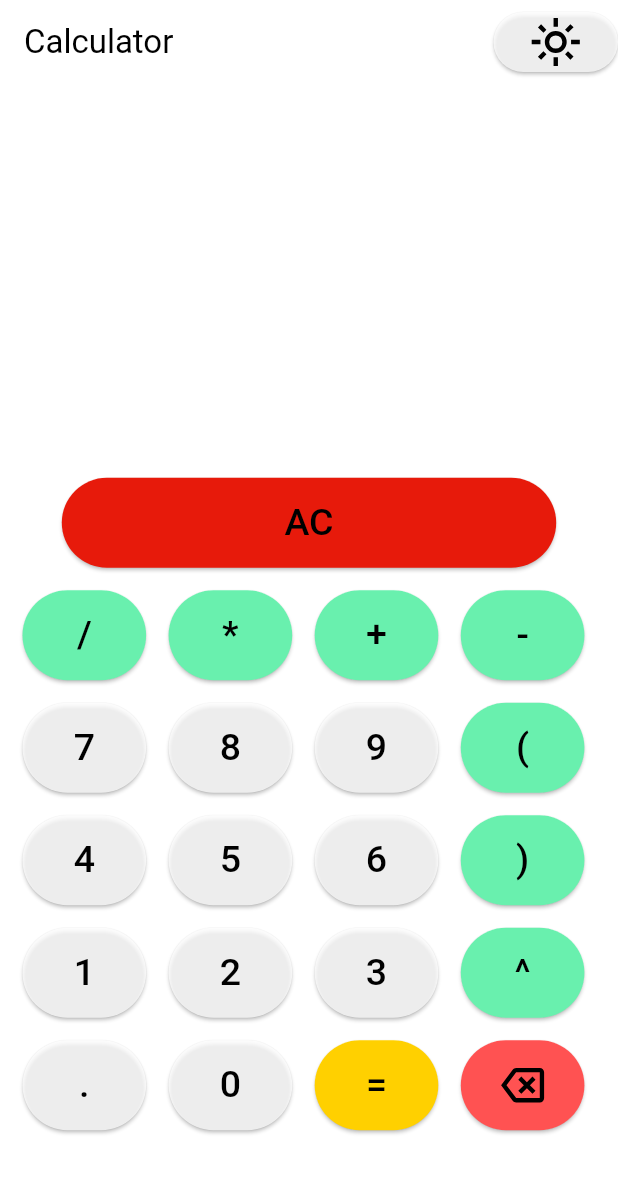
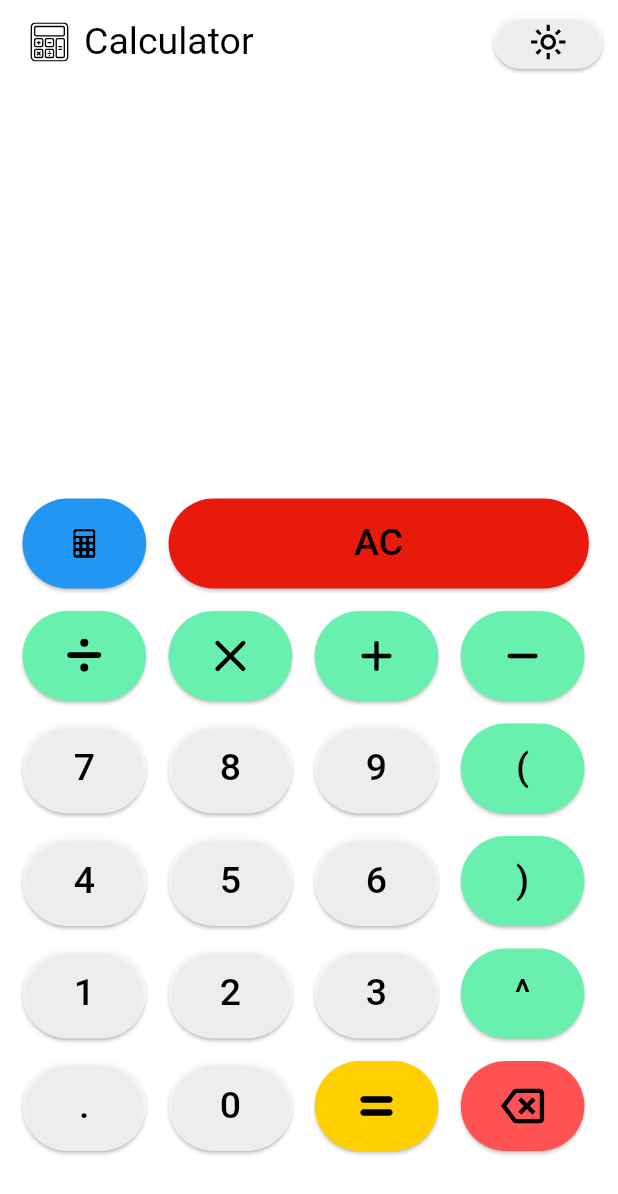
Before and after one commit to Duraisingh-J/Calculator, a Flutter app: the screen it shows after launch, on a phone screen of 412 x 824 dp. Shown: the top 1194 px of the screen. Run offline on Flutter 3.47's test engine with Material 3 defaults, Android fonts, the phone set to English and light mode, and no system bars; our stand-ins replace flutter_svg, math_expressions.

Commit message:
Changes in the UI and added the Icon

```diff
--- a/lib/buttons.dart
+++ b/lib/buttons.dart
@@ -6,9 +6,11 @@ class Button extends StatelessWidget {
   final String label;
   final Color bgColor;
   final Color textColor;
+  String symbol;
 
-  const Button(
+  Button(
     this.label,
+    this.symbol,
     this.bgColor,
     this.textColor,
     this.operation, {
@@ -18,12 +20,11 @@ class Button extends StatelessWidget {
   @override
   Widget build(BuildContext context) {
     double sizeWidth = MediaQuery.of(context).size.width;
-    // double sizeHeight = MediaQuery.of(context).size.height;
+    double sizeHeight = MediaQuery.of(context).size.height;
     sizeWidth =
-        (label.compareTo("AC") == 0) ? sizeWidth * 0.8 : sizeWidth * 0.2;
+        (label.compareTo("AC") == 0) ? sizeWidth * 0.68 : sizeWidth * 0.2;
 
-    return (label.compareTo("X") == 0)
-        ? SizedBox(
+    return SizedBox(
       height: 60,
       width: sizeWidth,
 
@@ -34,28 +35,10 @@ class Button extends StatelessWidget {
           backgroundColor: bgColor,
           elevation: 1.0,
         ),
-            child: SvgPicture.asset(
-              'assets/icons/backspace.svg',
-              height: 35,
-              colorFilter: ColorFilter.mode(textColor, BlendMode.srcIn),
-            ),
-          ),
-        )
-        : SizedBox(
-          height: 60,
-          width: sizeWidth,
-
-          child: ElevatedButton(
-            onPressed: operation,
-
-            style: ElevatedButton.styleFrom(
-              backgroundColor: bgColor,
-              elevation: 1.0,
-            ),
-            child: Text(
-              label,
-              style: TextStyle(fontSize: 25, color: textColor),
-            ),
+        child:
+            symbol.compareTo('null') == 0
+                ? Text(label, style: TextStyle(fontSize: 25, color: textColor))
+                : SvgPicture.asset(symbol, height: 35, color: textColor),
       ),
     );
   }
--- a/lib/calc.dart
+++ b/lib/calc.dart
@@ -102,7 +102,7 @@ class _Calc extends State<Calc> {
     return Column(
       children: [
         SizedBox(
-          height: sizeHeight * 0.18,
+          height: sizeHeight * 0.215,
           width: sizeWidth * 0.95,
 
           child: Container(
@@ -113,7 +113,11 @@ class _Calc extends State<Calc> {
               reverse: true,
               child: Text(
                 input,
-                style: TextStyle(fontSize: 50, fontWeight: FontWeight.bold, color: textColor),
+                style: TextStyle(
+                  fontSize: 50,
+                  fontWeight: FontWeight.bold,
+                  color: textColor,
+                ),
               ),
             ),
           ),
@@ -130,16 +134,28 @@ class _Calc extends State<Calc> {
               reverse: true,
               child: Text(
                 result,
-                style: TextStyle(fontSize: 50, fontWeight: FontWeight.bold, color: textColor),
+                style: TextStyle(
+                  fontSize: 50,
+                  fontWeight: FontWeight.bold,
+                  color: textColor,
+                ),
               ),
             ),
           ),
         ),
 
-        SizedBox(height: 40),
-        Button('AC', Color.fromARGB(255, 231, 26, 11), textColor,  () {
+        SizedBox(height: 25),
+        Row(
+          children: [
+            SizedBox(width:15 ),
+            Button('extendOperation', 'assets/icons/expand.svg', Colors.blue, textColor, () {}),
+            SizedBox(width: 15,),
+            Button('AC', 'null', Color.fromARGB(255, 231, 26, 11), textColor, () {
               allClear();
             }),
+            SizedBox(width: 15,)
+          ],
+        ),
 
         SizedBox(height: 15),
         Column(
@@ -147,43 +163,67 @@ class _Calc extends State<Calc> {
             Row(
               children: [
                 SizedBox(width: 15, height: 15),
-                Button('/', Colors.greenAccent, textColor, () {
+                Button(
+                  '/',
+                  'assets/icons/division.svg',
+                  Colors.greenAccent,
+                  textColor,
+                  () {
                     characters("/");
-                }),
+                  },
+                ),
                 SizedBox(width: 15, height: 15),
-                Button('*', Colors.greenAccent, textColor, () {
+                Button(
+                  '*',
+                  'assets/icons/multiplication.svg',
+                  Colors.greenAccent,
+                  textColor,
+                  () {
                     characters("*");
-                }),
+                  },
+                ),
                 SizedBox(width: 15, height: 15),
-                Button('+', Colors.greenAccent, textColor, () {
+                Button(
+                  '+',
+                  'assets/icons/plus.svg',
+                  Colors.greenAccent,
+                  textColor,
+                  () {
                     characters("+");
-                }),
+                  },
+                ),
                 SizedBox(width: 15, height: 15),
-                Button('-', Colors.greenAccent, textColor, () {
+                Button(
+                  '-',
+                  'assets/icons/minus.svg',
+                  Colors.greenAccent,
+                  textColor,
+                  () {
                     characters("-");
-                }),
+                  },
+                ),
               ],
             ),
             SizedBox(height: 15),
             Row(
               children: [
                 SizedBox(width: 15, height: 15),
-                Button('7', buttonColor, textColor, () {
+                Button('7', 'null', buttonColor, textColor, () {
                   characters("7");
                 }),
 
                 SizedBox(width: 15, height: 15),
-                Button('8', buttonColor, textColor, () {
+                Button('8', 'null', buttonColor, textColor, () {
                   characters("8");
                 }),
 
                 SizedBox(width: 15, height: 15),
-                Button('9', buttonColor, textColor, () {
+                Button('9', 'null', buttonColor, textColor, () {
                   characters("9");
                 }),
 
                 SizedBox(width: 15, height: 15),
-                Button('(', Colors.greenAccent, textColor, () {
+                Button('(', 'null', Colors.greenAccent, textColor, () {
                   characters("(");
                 }),
               ],
@@ -192,22 +232,22 @@ class _Calc extends State<Calc> {
             Row(
               children: [
                 SizedBox(width: 15, height: 15),
-                Button('4', buttonColor, textColor, () {
+                Button('4', 'null', buttonColor, textColor, () {
                   characters("4");
                 }),
 
                 SizedBox(width: 15, height: 15),
-                Button('5', buttonColor, textColor, () {
+                Button('5', 'null', buttonColor, textColor, () {
                   characters("5");
                 }),
 
                 SizedBox(width: 15, height: 15),
-                Button('6', buttonColor, textColor, () {
+                Button('6', 'null', buttonColor, textColor, () {
                   characters("6");
                 }),
 
                 SizedBox(width: 15, height: 15),
-                Button(')', Colors.greenAccent, textColor, () {
+                Button(')', 'null', Colors.greenAccent, textColor, () {
                   characters(")");
                 }),
               ],
@@ -216,22 +256,22 @@ class _Calc extends State<Calc> {
             Row(
               children: [
                 SizedBox(width: 15, height: 15),
-                Button('1', buttonColor, textColor, () {
+                Button('1', 'null', buttonColor, textColor, () {
                   characters("1");
                 }),
 
                 SizedBox(width: 15, height: 15),
-                Button('2', buttonColor, textColor, () {
+                Button('2', 'null', buttonColor, textColor, () {
                   characters("2");
                 }),
 
                 SizedBox(width: 15, height: 15),
-                Button('3', buttonColor, textColor, () {
+                Button('3', 'null', buttonColor, textColor, () {
                   characters("3");
                 }),
 
                 SizedBox(width: 15, height: 15),
-                Button('^', Colors.greenAccent, textColor, () {
+                Button('^', 'null', Colors.greenAccent, textColor, () {
                   characters("^");
                 }),
               ],
@@ -240,24 +280,36 @@ class _Calc extends State<Calc> {
             Row(
               children: [
                 SizedBox(width: 15, height: 15),
-                Button('.', buttonColor, textColor, () {
+                Button('.', 'null', buttonColor, textColor, () {
                   characters(".");
                 }),
 
                 SizedBox(width: 15, height: 15),
-                Button('0', buttonColor, textColor, () {
+                Button('0', 'null', buttonColor, textColor, () {
                   characters("0");
                 }),
 
                 SizedBox(width: 15, height: 15),
-                Button('=', Color.fromARGB(255, 255, 208, 0), textColor, () {
+                Button(
+                  '=',
+                  'assets/icons/equal.svg',
+                  Color.fromARGB(255, 255, 208, 0),
+                  textColor,
+                  () {
                     calculation();
-                }),
+                  },
+                ),
 
                 SizedBox(width: 15, height: 15),
-                Button('X', Colors.redAccent, textColor, () {
+                Button(
+                  'X',
+                  'assets/icons/backspace.svg',
+                  Colors.redAccent,
+                  textColor,
+                  () {
                     delete();
-                }),
+                  },
+                ),
               ],
             ),
           ],
--- a/lib/main.dart
+++ b/lib/main.dart
@@ -1,8 +1,11 @@
 import 'package:flutter/material.dart';
 import 'package:calculator/calc.dart';
+import 'package:flutter/rendering.dart';
 import 'package:flutter_svg/svg.dart';
 
+
 void main() {
+  debugPaintSizeEnabled = true;
   runApp(App());
 }
 
@@ -21,6 +24,7 @@ class _App extends State<App> {
   Color buttonColor = Color.fromARGB(189, 255, 255, 255);
   Color textColor = Colors.black;
   String theme = 'assets/icons/lightmode.svg';
+
   void changeIntoDark() {
     setState(() {
       isDarkMode = !isDarkMode;
@@ -30,7 +34,10 @@ class _App extends State<App> {
               : 'assets/icons/lightmode.svg';
       bgColor = isDarkMode ? Colors.black : Colors.white;
       textColor = isDarkMode ? Colors.white : Colors.black;
-      buttonColor = isDarkMode ? Color.fromARGB(225, 33, 33, 33) : Color.fromARGB(189, 255, 255, 255);
+      buttonColor =
+          isDarkMode
+              ? Color.fromARGB(225, 33, 33, 33)
+              : Color.fromARGB(189, 255, 255, 255);
     });
   }
 
@@ -39,20 +46,35 @@ class _App extends State<App> {
     return MaterialApp(
       home: Scaffold(
         appBar: AppBar(
-          title: Text('Calculator', style: TextStyle(color: textColor)),
           backgroundColor: bgColor,
+          leading: Padding(
+            padding: const EdgeInsets.fromLTRB(15, 15, 5, 15),
+            child: SvgPicture.asset(
+              'assets/icons/calculate.svg',
+              color: textColor,
+              height: 40,
+              width: 40,
+            ),
+          ),
+          title: Text(
+            'Calculator',
+            style: TextStyle(color: textColor, fontSize: 25),
+            textAlign: TextAlign.start,
+          ),
+          titleSpacing: 0,
+          elevation: 0,
           actions: [
             ElevatedButton(
               onPressed: changeIntoDark,
               style: ElevatedButton.styleFrom(backgroundColor: buttonColor),
               child: SvgPicture.asset(
                 theme,
-                height: 35,
+                height: 25,
                 colorFilter: ColorFilter.mode(textColor, BlendMode.srcIn),
               ),
             ),
           ],
-          elevation: 0,
+          actionsPadding: EdgeInsets.all(10),
         ),
         body: Calc(isDarkMode),
         backgroundColor: bgColor,
```
Also changed, not shown: pubspec.yaml (+8 -1 lines), assets/icons/calculate.svg (added), assets/icons/division.svg (added), assets/icons/equal.svg (added), assets/icons/expand.svg (added), assets/icons/minus.svg (added), assets/icons/multiplication.svg (added), assets/icons/percentage.svg (added), assets/icons/plus.svg (added), assets/icons/sqrt.svg (added). Lines whose indentation alone changed are shown as unchanged.
